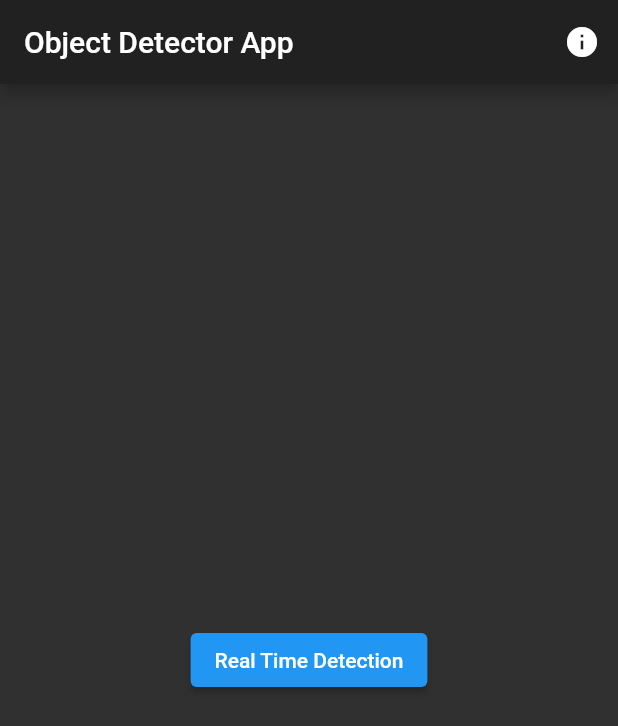
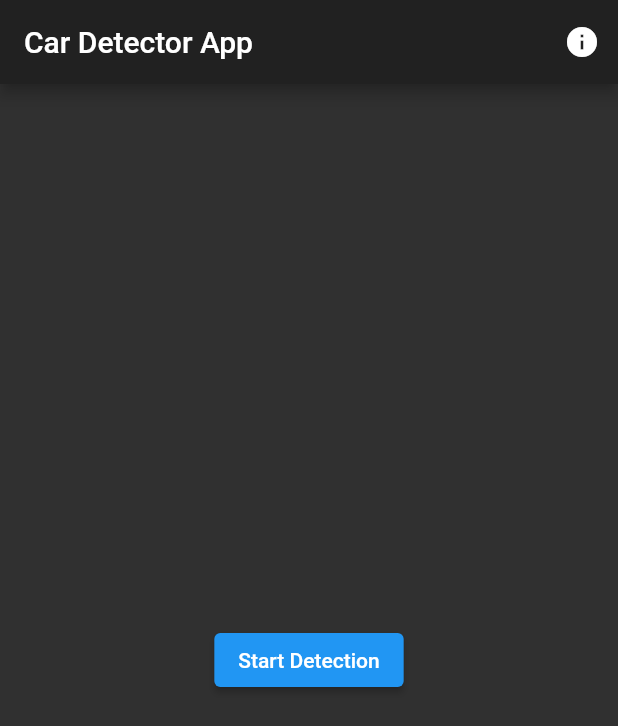
Before and after one commit to AlexBorous/mobileCameraDetection, a Flutter app: the screen it shows after launch, on a phone screen of 412 x 824 dp. Shown: the top 726 px of the screen. Run offline on Flutter 3.47's test engine with Material 2 defaults, Android fonts, the phone set to English and light mode, and no system bars; our stand-ins replace camera; missing offline and left inert: tflite.

Commit message:
camera working and looking for high confidence car objects

```diff
--- a/camera_detection/lib/live_camera.dart
+++ b/camera_detection/lib/live_camera.dart
@@ -1,7 +1,6 @@
 import 'package:camera/camera.dart';
 import 'package:camera_detection/camera.dart';
 import 'package:flutter/material.dart';
-import 'dart:math' as math;
 import 'package:tflite/tflite.dart';
 
 class LiveFeed extends StatefulWidget {
@@ -43,9 +42,6 @@ class _LiveFeedState extends State<LiveFeed> {
   @override
   Widget build(BuildContext context) {
     return Scaffold(
-      appBar: AppBar(
-        title: Text("Real Time Object Detection"),
-      ),
       body: Stack(
         children: <Widget>[
           CameraFeed(widget.cameras, setRecognitions),
--- a/camera_detection/lib/main.dart
+++ b/camera_detection/lib/main.dart
@@ -16,7 +16,7 @@ class MyApp extends StatelessWidget {
   @override
   Widget build(BuildContext context) {
     return MaterialApp(
-      title: 'Flutter Demo',
+      title: 'Realtime Detection',
       debugShowCheckedModeBanner: false,
       theme: ThemeData.dark(),
       home: CameraApp(),
@@ -50,7 +50,7 @@ class _CameraAppState extends State<CameraApp> {
 
     return Scaffold(
       appBar: AppBar(
-        title: Text("Object Detector App"),
+        title: Text("Car Detector App"),
         actions: <Widget>[
           IconButton(
             icon: Icon(Icons.info),
@@ -66,7 +66,7 @@ class _CameraAppState extends State<CameraApp> {
               ButtonTheme(
                 minWidth: 160,
                 child: ElevatedButton(
-                  child: Text("Real Time Detection"),
+                  child: Text("Start Detection"),
                   onPressed: () {
                     Navigator.push(
                       context,
```
Also changed, not shown: camera_detection/lib/camera.dart (+46 -7 lines).
